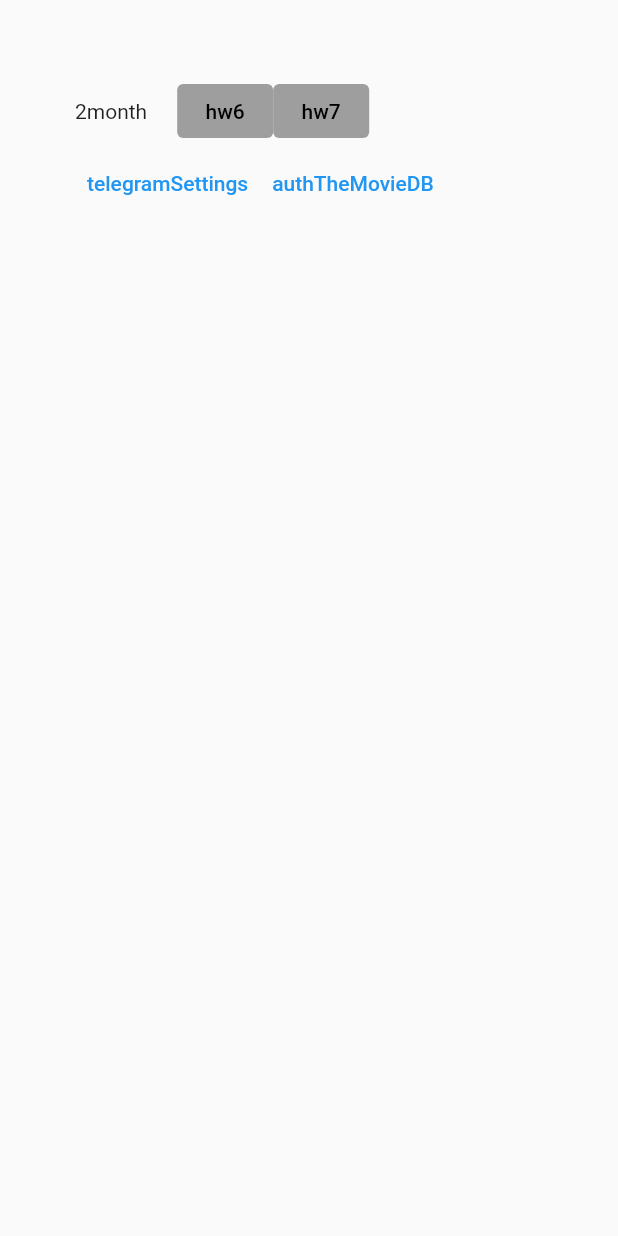
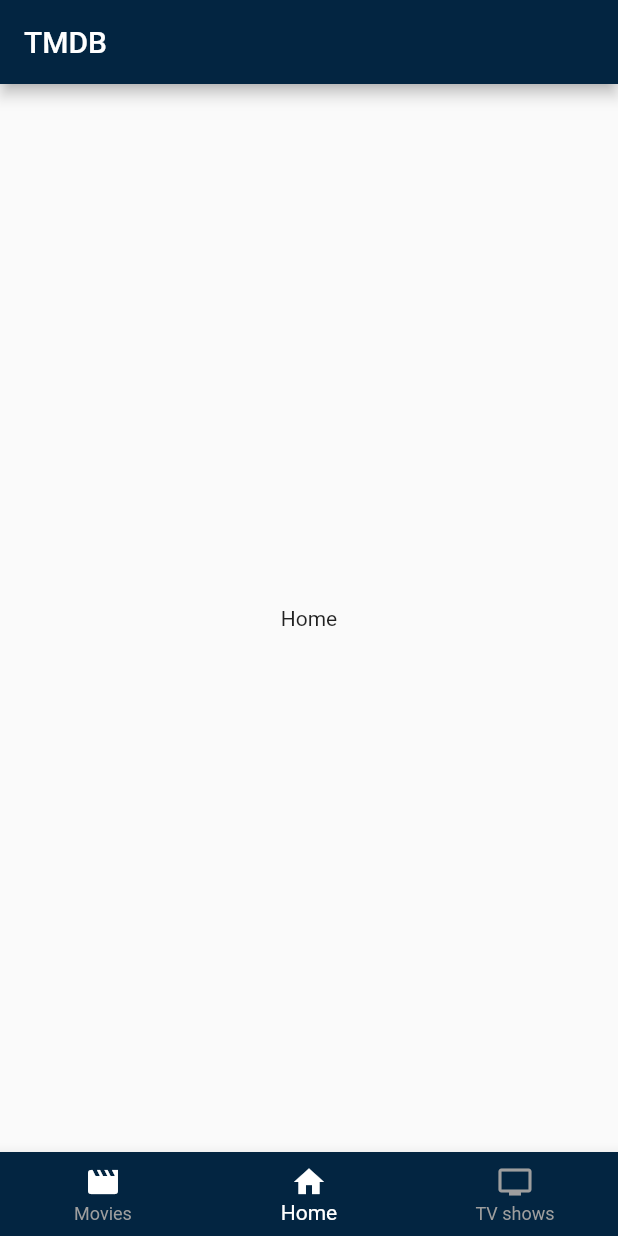
Before and after one commit to jstAga/startFlutter, a Flutter app: the screen it shows after launch, on a phone screen of 412 x 824 dp. Run offline on Flutter 3.47's test engine with Material 2 defaults, Android fonts, the phone set to English and light mode, and no system bars.

Commit message:
bottomNav

```diff
--- a/lib/App.dart
+++ b/lib/App.dart
@@ -2,8 +2,10 @@ import 'package:flutter/material.dart';
 import 'package:start_flutter/ui/Home.dart';
 import 'package:start_flutter/ui/geekTech/2month/hw6m2.dart';
 import 'package:start_flutter/ui/geekTech/2month/hw7m2.dart';
+import 'package:start_flutter/ui/geekTech/utils/Constants.dart';
 import 'package:start_flutter/ui/others/telegram_settings.dart';
 import 'package:start_flutter/ui/others/theMovieDB/auth.dart';
+import 'package:start_flutter/ui/others/theMovieDB/movie_home.dart';
 
 class App extends StatelessWidget {
   const App({super.key});
@@ -13,18 +15,31 @@ class App extends StatelessWidget {
     const Home home = Home();
     const Hw6m2 hw6m2 = Hw6m2();
     const Hw7m2 hw7m2 = Hw7m2();
-    TelegramSettings telegramSettings = TelegramSettings();
-    Auth authTheMovieDb = const Auth();
+
+    final TelegramSettings telegramSettings = TelegramSettings();
+
+    const Auth authTheMovieDb = Auth();
+    const MovieHome movieHome = MovieHome();
     return MaterialApp(
       title: 'Flutter Demo',
       debugShowCheckedModeBanner: false,
       initialRoute: "/",
       routes: {
-          "/": (context) => home,
+        // "/": (context) => home,
+        "/": (context) => movieHome,
         "/hw6m2": (context) => hw6m2,
         "/hw7m2": (context) => hw7m2,
         "/telegramSettings": (context) => telegramSettings,
         "/authTheMovieDB": (context) => authTheMovieDb,
-        });
+        "/homeTheMovieDB": (context) => movieHome,
+      },
+      theme: ThemeData(
+          appBarTheme: const AppBarTheme(
+              backgroundColor: Constants.theMovieDbBackground),
+          bottomNavigationBarTheme: const BottomNavigationBarThemeData(
+              selectedItemColor: Colors.white,
+              unselectedItemColor: Colors.grey,
+              backgroundColor: Constants.theMovieDbBackground)),
+    );
   }
 }
--- a/lib/ui/geekTech/utils/Constants.dart
+++ b/lib/ui/geekTech/utils/Constants.dart
@@ -47,4 +47,6 @@ class Constants {
       )),
       foregroundColor:
       MaterialStateProperty.all(Constants.theMovieDbBlue));
+
+  static const String theMovieDbHomeTitle = "TMDB";
 }
--- a/lib/ui/others/theMovieDB/auth.dart
+++ b/lib/ui/others/theMovieDB/auth.dart
@@ -83,7 +83,7 @@ class _LoginFormState extends State<_LoginForm> {
   void _auth() {
     if (_usernameTextController.text == "admin" &&
         _passwordTextController.text == "admin") {
-      print("ook");
+      Navigator.of(context).pushNamed("/homeTheMovieDB");
     } else {
       print("error");
     }
--- /dev/null
+++ b/lib/ui/others/theMovieDB/movie_home.dart
@@ -0,0 +1,48 @@
+import 'package:flutter/material.dart';
+import 'package:start_flutter/ui/geekTech/utils/Constants.dart';
+
+class MovieHome extends StatefulWidget {
+  const MovieHome({Key? key}) : super(key: key);
+
+  @override
+  State<MovieHome> createState() => _MovieHomeState();
+}
+
+class _MovieHomeState extends State<MovieHome> {
+  int _selectedTab = 1;
+
+  static const List<Widget> _bottomNav = [
+    Text("Movies"),
+    Text("Home"),
+    Text("Tv shows")
+  ];
+
+  void _onSelectedTab(int index) {
+    if (_selectedTab == index) return;
+    setState(() {
+      _selectedTab = index;
+    });
+  }
+
+  @override
+  Widget build(BuildContext context) {
+    return Scaffold(
+      appBar: AppBar(
+        title: const Text(Constants.theMovieDbHomeTitle),
+      ),
+      bottomNavigationBar: BottomNavigationBar(
+        currentIndex: _selectedTab,
+        items: const [
+          BottomNavigationBarItem(
+              icon: Icon(Icons.movie, color: Colors.white), label: "Movies"),
+          BottomNavigationBarItem(icon: Icon(Icons.home), label: "Home"),
+          BottomNavigationBarItem(icon: Icon(Icons.tv), label: "TV shows")
+        ],
+        onTap: _onSelectedTab,
+      ),
+      body: Center(
+        child: _bottomNav[_selectedTab],
+      ),
+    );
+  }
+}
```
Lines whose indentation alone changed are shown as unchanged.
